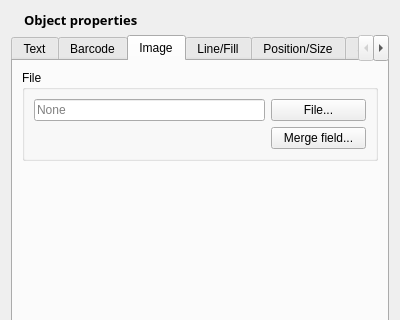
First picture: the form in glabels/ui/ObjectEditor.ui, repository jimevins/glabels-qt, before the edit; both pictures show x 0 to 400 and y 0 to 320 of the 400 by 853 pixel window.
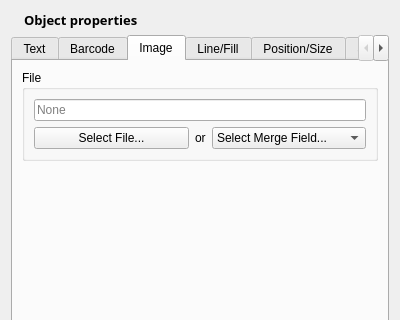
Second picture: the form after the edit. Icons and pictures are not drawn. Custom widgets are drawn as their Qt base class.

Commit message: Use field button for image selection.

What changed in the file:
```diff
--- a/glabels/ui/ObjectEditor.ui
+++ b/glabels/ui/ObjectEditor.ui
@@ -451,7 +451,7 @@
                </spacer>
               </item>
               <item>
-               <widget class="FieldButton" name="textInsertFieldButton">
+               <widget class="QPushButton" name="textInsertFieldButton">
                 <property name="text">
                  <string/>
                 </property>
@@ -679,7 +679,7 @@
               <item>
                <layout class="QHBoxLayout" name="horizontalLayout_16">
                 <item>
-                 <widget class="FieldButton" name="barcodeFieldButton">
+                 <widget class="QPushButton" name="barcodeFieldButton">
                   <property name="text">
                    <string/>
                   </property>
@@ -766,37 +766,8 @@
          </property>
          <layout class="QGridLayout" name="gridLayout_12">
           <item row="0" column="0">
-           <layout class="QFormLayout" name="formLayout_8">
-            <property name="fieldGrowthPolicy">
-             <enum>QFormLayout::AllNonFixedFieldsGrow</enum>
-            </property>
-            <item row="1" column="1">
-             <widget class="QPushButton" name="imageFileButton">
-              <property name="sizePolicy">
-               <sizepolicy hsizetype="Minimum" vsizetype="Fixed">
-                <horstretch>0</horstretch>
-                <verstretch>0</verstretch>
-               </sizepolicy>
-              </property>
-              <property name="text">
-               <string>File...</string>
-              </property>
-             </widget>
-            </item>
-            <item row="2" column="1">
-             <widget class="FieldButton" name="imageMergeFieldButton">
-              <property name="sizePolicy">
-               <sizepolicy hsizetype="Minimum" vsizetype="Fixed">
-                <horstretch>0</horstretch>
-                <verstretch>0</verstretch>
-               </sizepolicy>
-              </property>
-              <property name="text">
-               <string>Merge field...</string>
-              </property>
-             </widget>
-            </item>
-            <item row="1" column="0">
+           <layout class="QVBoxLayout" name="verticalLayout_5">
+            <item>
              <widget class="QLineEdit" name="imageFilenameLineEdit">
               <property name="sizePolicy">
                <sizepolicy hsizetype="Expanding" vsizetype="Fixed">
@@ -818,6 +789,51 @@
               </property>
              </widget>
             </item>
+            <item>
+             <layout class="QHBoxLayout" name="horizontalLayout_17" stretch="1,0,1">
+              <item>
+               <widget class="QPushButton" name="imageFileButton">
+                <property name="sizePolicy">
+                 <sizepolicy hsizetype="Minimum" vsizetype="Fixed">
+                  <horstretch>0</horstretch>
+                  <verstretch>0</verstretch>
+                 </sizepolicy>
+                </property>
+                <property name="text">
+                 <string>Select File...</string>
+                </property>
+               </widget>
+              </item>
+              <item>
+               <widget class="QLabel" name="label">
+                <property name="sizePolicy">
+                 <sizepolicy hsizetype="Minimum" vsizetype="Preferred">
+                  <horstretch>0</horstretch>
+                  <verstretch>0</verstretch>
+                 </sizepolicy>
+                </property>
+                <property name="text">
+                 <string>or</string>
+                </property>
+               </widget>
+              </item>
+              <item>
+               <widget class="FieldButton" name="imageFieldCombo">
+                <property name="sizePolicy">
+                 <sizepolicy hsizetype="Preferred" vsizetype="Preferred">
+                  <horstretch>0</horstretch>
+                  <verstretch>0</verstretch>
+                 </sizepolicy>
+                </property>
+                <item>
+                 <property name="text">
+                  <string>Select Merge Field...</string>
+                 </property>
+                </item>
+               </widget>
+              </item>
+             </layout>
+            </item>
            </layout>
           </item>
          </layout>
@@ -1488,7 +1504,7 @@
   </customwidget>
   <customwidget>
    <class>FieldButton</class>
-   <extends>QPushButton</extends>
+   <extends>QComboBox</extends>
    <header>FieldButton.h</header>
    <slots>
     <signal>keySelected()</signal>
```
Left out of the diff: 60 changed lines with no effect on the pictures. The commit also changes 5 other files.
